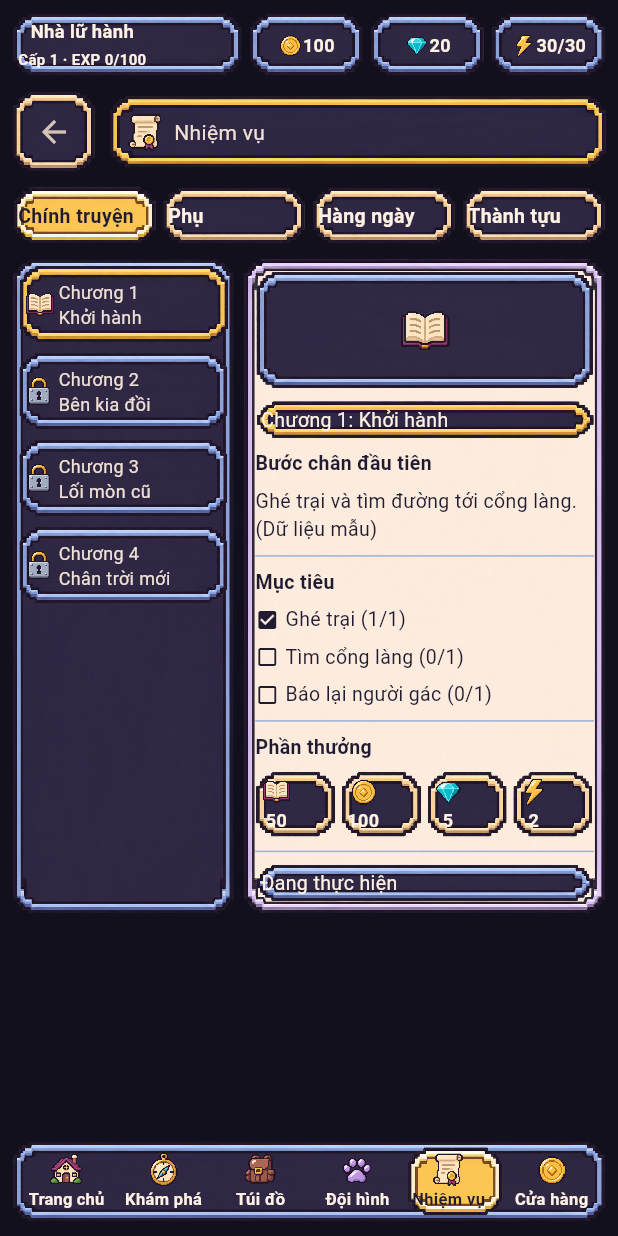
After one commit to majinbaka/ham-master, a Flutter app: the QuestScreen screen opened by its route, on a phone screen of 412 x 824 dp. The commit adds this screen. Run offline on Flutter 3.47's test engine with Material 3 defaults, Android fonts, the phone set to English and light mode, and no system bars; our stand-ins replace flutter_riverpod, go_router.

Commit message:
feat: add quest preview screen
Open the quest layout from the home quest panel so the design can be
reviewed in the app. Reuse the pixel frame and icon atlases and show
read-only sample content until quest gameplay is implemented.

```diff
--- a/lib/app/router/app_router.dart
+++ b/lib/app/router/app_router.dart
@@ -1,8 +1,9 @@
 import 'package:flutter_riverpod/flutter_riverpod.dart';
 import 'package:go_router/go_router.dart';
 
+import '../../features/home/presentation/home_screen.dart';
 import '../../features/launch/presentation/launch_screen.dart';
-import '../../features/home/presentation/home_screen.dart';
+import '../../features/quests/presentation/quest_screen.dart';
 
 final appRouterProvider = Provider<GoRouter>((ref) {
   final router = GoRouter(
@@ -16,7 +17,16 @@ final appRouterProvider = Provider<GoRouter>((ref) {
       GoRoute(
         path: '/home',
         name: 'home',
-        builder: (context, state) => const HomeScreen(),
+        builder: (context, state) =>
+            HomeScreen(onOpenQuests: () => context.goNamed('quests')),
+        routes: [
+          GoRoute(
+            path: 'quests',
+            name: 'quests',
+            builder: (context, state) =>
+                QuestScreen(onBack: () => context.pop()),
+          ),
+        ],
       ),
     ],
   );
--- a/lib/features/home/presentation/home_overview.dart
+++ b/lib/features/home/presentation/home_overview.dart
@@ -7,24 +7,44 @@ import 'pixel_icon.dart';
 
 /// Quest panels always stay stacked at the left edge, as in the reference.
 class HomeQuests extends StatelessWidget {
-  const HomeQuests({super.key});
+  const HomeQuests({this.onOpen, super.key});
+
+  final VoidCallback? onOpen;
 
   @override
-  Widget build(BuildContext context) => const Column(
+  Widget build(BuildContext context) => Column(
     crossAxisAlignment: CrossAxisAlignment.start,
     children: [
       SizedBox(
         width: 440,
         height: 160,
-        child: _QuestPanel(
-          title: 'Nhiệm vụ chính',
-          message: 'Chưa có nhiệm vụ',
-          accent: PixelUiColors.gold,
-          icon: PixelIconKind.quest,
+        child: Stack(
+          fit: StackFit.expand,
+          children: [
+            _QuestPanel(
+              title: 'Nhiệm vụ chính',
+              message: onOpen == null ? 'Chưa có nhiệm vụ' : 'Xem nhiệm vụ',
+              accent: PixelUiColors.gold,
+              icon: PixelIconKind.quest,
+            ),
+            if (onOpen != null)
+              Positioned.fill(
+                child: Tooltip(
+                  message: 'Mở Nhiệm vụ',
+                  child: Semantics(
+                    label: 'Mở Nhiệm vụ',
+                    child: TextButton(
+                      onPressed: onOpen,
+                      child: const SizedBox.expand(),
+                    ),
+                  ),
+                ),
+              ),
+          ],
         ),
       ),
-      SizedBox(height: HomeSpacing.gap),
-      SizedBox(
+      const SizedBox(height: HomeSpacing.gap),
+      const SizedBox(
         width: 414,
         height: 100,
         child: _QuestPanel(
--- a/lib/features/home/presentation/home_screen.dart
+++ b/lib/features/home/presentation/home_screen.dart
@@ -11,7 +11,9 @@ import 'home_overview.dart';
 
 /// Fixed-proportion game HUD over a scene that expands with the viewport.
 class HomeScreen extends StatelessWidget {
-  const HomeScreen({super.key});
+  const HomeScreen({this.onOpenQuests, super.key});
+
+  final VoidCallback? onOpenQuests;
 
   @override
   Widget build(BuildContext context) => Scaffold(
@@ -41,7 +43,7 @@ class HomeScreen extends StatelessWidget {
                 'home-quests',
                 layout.quests,
                 layout.scale,
-                const HomeQuests(),
+                HomeQuests(onOpen: onOpenQuests),
               ),
               _place(
                 'home-utilities',
@@ -129,7 +131,8 @@ class HomeScreen extends StatelessWidget {
         content: const SingleChildScrollView(
           child: Text(
             'Đây là bản dựng giao diện màn hình chính. Nhân vật được thay tạm bằng khối vàng trên nền đen.\n\n'
-            'Nhiệm vụ, bản đồ, tài nguyên và các chức năng gameplay chưa được mở.',
+            'Có thể xem bố cục và dữ liệu mẫu trong mục Nhiệm vụ. '
+            'Bản đồ, tài nguyên và các chức năng gameplay chưa được mở.',
           ),
         ),
         actions: [
--- /dev/null
+++ b/lib/features/quests/presentation/quest_detail.dart
@@ -0,0 +1,113 @@
+import 'package:flutter/material.dart';
+
+import '../../../app/theme/pixel_ui_colors.dart';
+import '../../home/presentation/pixel_frame.dart';
+import '../../home/presentation/pixel_icon.dart';
+
+/// Read-only objectives and rewards for the selected sample chapter.
+class QuestDetail extends StatelessWidget {
+  const QuestDetail({super.key});
+
+  @override
+  Widget build(BuildContext context) => PixelFrame(
+    skin: PixelFrameSkin.paper,
+    padding: const EdgeInsets.all(4),
+    child: DefaultTextStyle.merge(
+      style: const TextStyle(color: PixelUiColors.outline, fontSize: 13),
+      child: Column(
+        crossAxisAlignment: CrossAxisAlignment.stretch,
+        spacing: 6,
+        children: [
+          const PixelFrame(
+            skin: PixelFrameSkin.cool,
+            padding: EdgeInsets.zero,
+            child: AspectRatio(
+              aspectRatio: 3,
+              child: Center(child: PixelIcon(PixelIconKind.story, size: 36)),
+            ),
+          ),
+          const PixelFrame(
+            skin: PixelFrameSkin.gold,
+            padding: EdgeInsets.zero,
+            child: Text(
+              'Chương 1: Khởi hành',
+              textAlign: TextAlign.center,
+              style: TextStyle(color: PixelUiColors.paper),
+            ),
+          ),
+          const _SectionTitle('Bước chân đầu tiên'),
+          const Text('Ghé trại và tìm đường tới cổng làng. (Dữ liệu mẫu)'),
+          const Divider(height: 4, color: PixelUiColors.cool),
+          const _SectionTitle('Mục tiêu'),
+          for (final (done, label) in const [
+            (true, 'Ghé trại (1/1)'),
+            (false, 'Tìm cổng làng (0/1)'),
+            (false, 'Báo lại người gác (0/1)'),
+          ])
+            Row(
+              spacing: 4,
+              children: [
+                Icon(
+                  done ? Icons.check_box : Icons.check_box_outline_blank,
+                  size: 16,
+                  color: PixelUiColors.outline,
+                ),
+                Expanded(child: Text(label)),
+              ],
+            ),
+          const Divider(height: 4, color: PixelUiColors.cool),
+          const _SectionTitle('Phần thưởng'),
+          Row(
+            spacing: 3,
+            children: [
+              for (final (icon, label, value) in const [
+                (PixelIconKind.story, 'Kinh nghiệm', '50'),
+                (PixelIconKind.coin, 'Vàng', '100'),
+                (PixelIconKind.gem, 'Ngọc', '5'),
+                (PixelIconKind.energy, 'Năng lượng', '2'),
+              ])
+                Expanded(
+                  child: Semantics(
+                    label: '$label: $value',
+                    excludeSemantics: true,
+                    child: PixelFrame(
+                      padding: EdgeInsets.zero,
+                      child: SizedBox(
+                        height: 38,
+                        child: Column(
+                          children: [
+                            PixelIcon(icon, size: 20),
+                            Expanded(child: PixelLabel(value, fontSize: 12)),
+                          ],
+                        ),
+                      ),
+                    ),
+                  ),
+                ),
+            ],
+          ),
+          const Divider(height: 4, color: PixelUiColors.cool),
+          const PixelFrame(
+            skin: PixelFrameSkin.cool,
+            padding: EdgeInsets.zero,
+            child: Text(
+              'Đang thực hiện',
+              textAlign: TextAlign.center,
+              style: TextStyle(color: PixelUiColors.paper),
+            ),
+          ),
+        ],
+      ),
+    ),
+  );
+}
+
+class _SectionTitle extends StatelessWidget {
+  const _SectionTitle(this.label);
+
+  final String label;
+
+  @override
+  Widget build(BuildContext context) =>
+      Text(label, style: const TextStyle(fontWeight: FontWeight.bold));
+}
--- /dev/null
+++ b/lib/features/quests/presentation/quest_screen.dart
@@ -0,0 +1,290 @@
+import 'package:flutter/material.dart';
+
+import '../../../app/theme/pixel_ui_colors.dart';
+import '../../home/presentation/pixel_frame.dart';
+import '../../home/presentation/pixel_icon.dart';
+import 'quest_detail.dart';
+
+/// A preview of the quest layout using presentation-only sample content.
+class QuestScreen extends StatelessWidget {
+  const QuestScreen({required this.onBack, super.key});
+
+  final VoidCallback onBack;
+
+  @override
+  Widget build(BuildContext context) => Scaffold(
+    backgroundColor: const Color(0xFF12101C),
+    body: SafeArea(
+      child: Center(
+        child: ConstrainedBox(
+          constraints: const BoxConstraints(maxWidth: 560),
+          child: Padding(
+            padding: const EdgeInsets.all(8),
+            child: Column(
+              children: [
+                Expanded(
+                  child: SingleChildScrollView(
+                    child: Column(
+                      crossAxisAlignment: CrossAxisAlignment.stretch,
+                      spacing: 8,
+                      children: [
+                        const _PreviewHud(),
+                        Row(
+                          spacing: 8,
+                          children: [
+                            PixelFrame(
+                              padding: EdgeInsets.zero,
+                              child: IconButton(
+                                tooltip: 'Quay lại',
+                                onPressed: onBack,
+                                icon: const Icon(Icons.arrow_back),
+                              ),
+                            ),
+                            const Expanded(
+                              child: PixelFrame(
+                                skin: PixelFrameSkin.gold,
+                                padding: EdgeInsets.all(8),
+                                child: Row(
+                                  spacing: 6,
+                                  children: [
+                                    PixelIcon(PixelIconKind.quest, size: 26),
+                                    Flexible(child: Text('Nhiệm vụ')),
+                                  ],
+                                ),
+                              ),
+                            ),
+                          ],
+                        ),
+                        const _CategoryTabs(),
+                        const IntrinsicHeight(
+                          child: Row(
+                            crossAxisAlignment: CrossAxisAlignment.stretch,
+                            spacing: 6,
+                            children: [
+                              Expanded(flex: 38, child: _ChapterList()),
+                              Expanded(flex: 62, child: QuestDetail()),
+                            ],
+                          ),
+                        ),
+                      ],
+                    ),
+                  ),
+                ),
+                const SizedBox(height: 8),
+                _QuestNavigation(onHome: onBack),
+              ],
+            ),
+          ),
+        ),
+      ),
+    ),
+  );
+}
+
+class _PreviewHud extends StatelessWidget {
+  const _PreviewHud();
+
+  @override
+  Widget build(BuildContext context) => const Row(
+    spacing: 4,
+    children: [
+      Expanded(
+        flex: 4,
+        child: PixelFrame(
+          skin: PixelFrameSkin.cool,
+          padding: EdgeInsets.zero,
+          child: SizedBox(
+            height: 36,
+            child: Column(
+              children: [
+                Expanded(child: PixelLabel('Nhà lữ hành', fontSize: 13)),
+                Expanded(child: PixelLabel('Cấp 1 · EXP 0/100', fontSize: 10)),
+              ],
+            ),
+          ),
+        ),
+      ),
+      Expanded(flex: 2, child: _Resource(PixelIconKind.coin, 'Vàng', '100')),
+      Expanded(flex: 2, child: _Resource(PixelIconKind.gem, 'Ngọc', '20')),
+      Expanded(
+        flex: 2,
+        child: _Resource(PixelIconKind.energy, 'Năng lượng', '30/30'),
+      ),
+    ],
+  );
+}
+
+class _Resource extends StatelessWidget {
+  const _Resource(this.icon, this.label, this.value);
+
+  final PixelIconKind icon;
+  final String label;
+  final String value;
+
+  @override
+  Widget build(BuildContext context) => Semantics(
+    label: '$label: $value',
+    excludeSemantics: true,
+    child: PixelFrame(
+      skin: PixelFrameSkin.cool,
+      padding: EdgeInsets.zero,
+      child: SizedBox(
+        height: 36,
+        child: Row(
+          mainAxisAlignment: MainAxisAlignment.center,
+          children: [
+            PixelIcon(icon, size: 17),
+            Flexible(child: PixelLabel(value, fontSize: 12)),
+          ],
+        ),
+      ),
+    ),
+  );
+}
+
+class _CategoryTabs extends StatelessWidget {
+  const _CategoryTabs();
+
+  @override
+  Widget build(BuildContext context) => Row(
+    spacing: 4,
+    children: [
+      for (final (index, label) in const [
+        'Chính truyện',
+        'Phụ',
+        'Hàng ngày',
+        'Thành tựu',
+      ].indexed)
+        Expanded(
+          child: Semantics(
+            selected: index == 0,
+            enabled: index == 0,
+            child: PixelFrame(
+              skin: index == 0 ? PixelFrameSkin.selected : PixelFrameSkin.cream,
+              padding: EdgeInsets.zero,
+              child: SizedBox(
+                height: 32,
+                child: PixelLabel(
+                  label,
+                  fontSize: 13,
+                  color: index == 0
+                      ? PixelUiColors.outline
+                      : PixelUiColors.paper,
+                ),
+              ),
+            ),
+          ),
+        ),
+    ],
+  );
+}
+
+class _ChapterList extends StatelessWidget {
+  const _ChapterList();
+
+  @override
+  Widget build(BuildContext context) => PixelFrame(
+    skin: PixelFrameSkin.cool,
+    padding: EdgeInsets.zero,
+    child: Column(
+      crossAxisAlignment: CrossAxisAlignment.stretch,
+      spacing: 4,
+      children: [
+        for (final (index, name) in const [
+          'Khởi hành',
+          'Bên kia đồi',
+          'Lối mòn cũ',
+          'Chân trời mới',
+        ].indexed)
+          Semantics(
+            selected: index == 0,
+            label: index == 0 ? null : 'Đã khóa',
+            child: PixelFrame(
+              skin: index == 0 ? PixelFrameSkin.gold : PixelFrameSkin.cool,
+              padding: EdgeInsets.zero,
+              child: Row(
+                spacing: 2,
+                children: [
+                  PixelIcon(
+                    index == 0 ? PixelIconKind.story : PixelIconKind.lock,
+                    size: 21,
+                  ),
+                  Flexible(
+                    child: Padding(
+                      padding: const EdgeInsets.symmetric(vertical: 6),
+                      child: Text(
+                        'Chương ${index + 1}\n$name',
+                        style: const TextStyle(fontSize: 12),
+                      ),
+                    ),
+                  ),
+                ],
+              ),
+            ),
+          ),
+      ],
+    ),
+  );
+}
+
+class _QuestNavigation extends StatelessWidget {
+  const _QuestNavigation({required this.onHome});
+
+  final VoidCallback onHome;
+
+  @override
+  Widget build(BuildContext context) => PixelFrame(
+    skin: PixelFrameSkin.cool,
+    padding: EdgeInsets.zero,
+    child: Row(
+      children: [
+        for (final (index, (icon, label)) in const [
+          (PixelIconKind.home, 'Trang chủ'),
+          (PixelIconKind.compass, 'Khám phá'),
+          (PixelIconKind.backpack, 'Túi đồ'),
+          (PixelIconKind.beasts, 'Đội hình'),
+          (PixelIconKind.quest, 'Nhiệm vụ'),
+          (PixelIconKind.coin, 'Cửa hàng'),
+        ].indexed)
+          Expanded(
+            child: SizedBox(height: 48, child: _slot(index, icon, label)),
+          ),
+      ],
+    ),
+  );
+
+  Widget _slot(int index, PixelIconKind icon, String label) {
+    final selected = index == 4;
+    final content = Column(
+      children: [
+        PixelIcon(icon, size: 23),
+        Expanded(
+          child: PixelLabel(
+            label,
+            fontSize: 11,
+            color: selected ? PixelUiColors.outline : PixelUiColors.paper,
+          ),
+        ),
+      ],
+    );
+    const padding = EdgeInsets.all(4);
+    if (index == 0) {
+      return TextButton(
+        onPressed: onHome,
+        style: TextButton.styleFrom(padding: padding),
+        child: content,
+      );
+    }
+    return Semantics(
+      selected: selected,
+      enabled: selected,
+      child: selected
+          ? PixelFrame(
+              skin: PixelFrameSkin.selected,
+              padding: EdgeInsets.zero,
+              child: content,
+            )
+          : Padding(padding: padding, child: content),
+    );
+  }
+}
```
Also changed, not shown: 6 other files.
